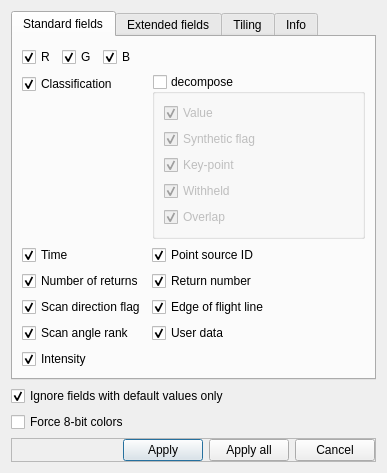
First picture: the form in plugins/core/IO/qPDALIO/ui/openLASFileDlg.ui, repository CloudCompare/CloudCompare, before the edit.
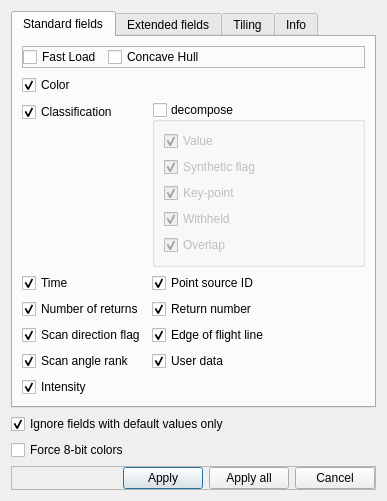
Second picture: the form after the edit.

Commit message: las fast load

```diff
--- a/plugins/core/IO/qPDALIO/ui/openLASFileDlg.ui
+++ b/plugins/core/IO/qPDALIO/ui/openLASFileDlg.ui
@@ -24,6 +24,57 @@
        <string>Standard fields</string>
       </attribute>
       <layout class="QVBoxLayout" name="verticalLayout_5">
+       <item>
+        <widget class="QFrame" name="frame">
+         <property name="frameShape">
+          <enum>QFrame::StyledPanel</enum>
+         </property>
+         <property name="frameShadow">
+          <enum>QFrame::Raised</enum>
+         </property>
+         <layout class="QHBoxLayout" name="horizontalLayout_3">
+          <property name="leftMargin">
+           <number>0</number>
+          </property>
+          <property name="topMargin">
+           <number>0</number>
+          </property>
+          <property name="rightMargin">
+           <number>0</number>
+          </property>
+          <property name="bottomMargin">
+           <number>0</number>
+          </property>
+          <item>
+           <widget class="QCheckBox" name="fastloadCheckBox">
+            <property name="text">
+             <string>Fast Load</string>
+            </property>
+           </widget>
+          </item>
+          <item>
+           <widget class="QCheckBox" name="concaveCheckBox">
+            <property name="text">
+             <string>Concave Hull</string>
+            </property>
+           </widget>
+          </item>
+          <item>
+           <spacer name="horizontalSpacer_3">
+            <property name="orientation">
+             <enum>Qt::Horizontal</enum>
+            </property>
+            <property name="sizeHint" stdset="0">
+             <size>
+              <width>40</width>
+              <height>20</height>
+             </size>
+            </property>
+           </spacer>
+          </item>
+         </layout>
+        </widget>
+       </item>
        <item>
         <widget class="QFrame" name="rgbFrame">
          <layout class="QHBoxLayout">
@@ -42,27 +93,7 @@
           <item>
            <widget class="QCheckBox" name="redCheckBox">
             <property name="text">
-             <string notr="true">R</string>
-            </property>
-            <property name="checked">
-             <bool>true</bool>
-            </property>
-           </widget>
-          </item>
-          <item>
-           <widget class="QCheckBox" name="greenCheckBox">
-            <property name="text">
-             <string notr="true">G</string>
-            </property>
-            <property name="checked">
-             <bool>true</bool>
-            </property>
-           </widget>
-          </item>
-          <item>
-           <widget class="QCheckBox" name="blueCheckBox">
-            <property name="text">
-             <string notr="true">B</string>
+             <string notr="true">Color</string>
             </property>
             <property name="checked">
              <bool>true</bool>
```
Left out of the diff: 2 changed lines with no effect on the pictures. The commit also changes 5 other files.
